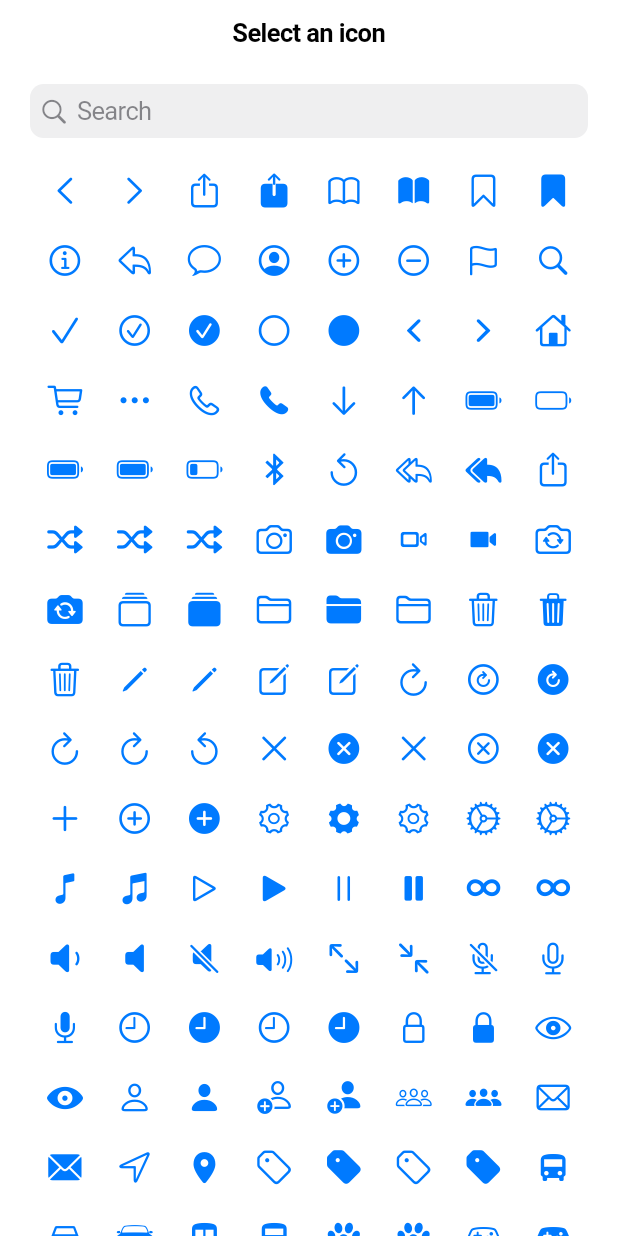
After one commit to badlopo/bad_bkp, a Flutter app: the IconPickerPage screen opened by its route, on a phone screen of 412 x 824 dp. The commit adds this screen. Run offline on Flutter 3.47's test engine with Material 3 defaults, Android fonts, the phone set to English and light mode, and no system bars; our stand-ins replace bot_toast, drift, drift_flutter, easy_refresh, flutter_svg, go_router and 2 more; missing offline and left inert: flutter_iconpicker; accounts and stored records are empty; generated files the repository leaves out were written again.

Commit message:
feat: icon picker

```diff
--- /dev/null
+++ b/lib/pages/misc/icon_picker.dart
@@ -0,0 +1,71 @@
+import 'package:bookkeeping/constants/icon.dart';
+import 'package:flutter/cupertino.dart';
+import 'package:go_router/go_router.dart';
+
+class IconPickerPage extends StatefulWidget {
+  final Color? color;
+
+  const IconPickerPage({super.key, this.color});
+
+  @override
+  State<IconPickerPage> createState() => _IconPickerPageState();
+}
+
+class _IconPickerPageState extends State<IconPickerPage> {
+  final TextEditingController controller = TextEditingController();
+
+  List<BKPIcon> icons = bkpIcons;
+
+  @override
+  Widget build(BuildContext context) {
+    return CupertinoPageScaffold(
+      resizeToAvoidBottomInset: false,
+      navigationBar: CupertinoNavigationBar(
+        middle: Text('Select an icon'),
+      ),
+      child: SafeArea(
+        child: Column(
+          crossAxisAlignment: CrossAxisAlignment.stretch,
+          children: [
+            Padding(
+              padding: EdgeInsets.symmetric(horizontal: 20, vertical: 12),
+              child: CupertinoSearchTextField(
+                controller: controller,
+                onSubmitted: (s) {
+                  final keyword = s.trim();
+                  setState(() {
+                    icons = bkpIcons
+                        .where((icon) => icon.name.contains(keyword))
+                        .toList(growable: false);
+                  });
+                },
+                onSuffixTap: () {
+                  controller.clear();
+                  setState(() {
+                    icons = bkpIcons;
+                  });
+                },
+              ),
+            ),
+            Expanded(
+              child: GridView.builder(
+                padding: EdgeInsets.symmetric(horizontal: 20),
+                gridDelegate: SliverGridDelegateWithMaxCrossAxisExtent(
+                  maxCrossAxisExtent: 48,
+                ),
+                itemCount: icons.length,
+                itemBuilder: (context, index) {
+                  final item = icons[index];
+                  return GestureDetector(
+                    onTap: () => context.pop(item),
+                    child: Icon(item.icon, color: widget.color),
+                  );
+                },
+              ),
+            ),
+          ],
+        ),
+      ),
+    );
+  }
+}
--- a/lib/route/route.dart
+++ b/lib/route/route.dart
@@ -1,10 +1,17 @@
+import 'dart:ui';
+
 import 'package:bookkeeping/pages/customs/category/creation.dart';
 import 'package:bookkeeping/pages/home/home.dart';
+import 'package:bookkeeping/pages/misc/icon_picker.dart';
 import 'package:go_router/go_router.dart';
 
 abstract class RouteNames {
   static const home = 'home';
+
   static const categoryCreation = 'category-creation';
+
+  /// `extra`: `Color?` 图标使用的颜色
+  static const iconPicker = 'icon-picker';
 }
 
 final router = GoRouter(
@@ -13,12 +20,18 @@ final router = GoRouter(
     GoRoute(
       name: RouteNames.home,
       path: '/home',
-      builder: (ctx, state) => HomePage(),
+      onExit: (context, state) => false,
+      builder: (context, state) => HomePage(),
     ),
     GoRoute(
       name: RouteNames.categoryCreation,
       path: '/customs/category/creation',
       builder: (ctx, state) => CategoryCreationPage(),
     ),
+    GoRoute(
+      name: RouteNames.iconPicker,
+      path: '/misc/picker/icon',
+      builder: (ctx, state) => IconPickerPage(color: state.extra as Color?),
+    ),
   ],
 );
```
